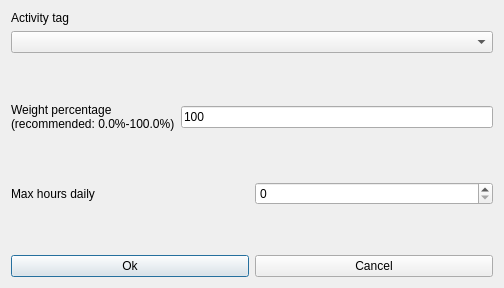
Before: the Qt Designer form fet/src/interface/modifyconstraintteachersactivitytagmaxhoursdailyrealdaysform_template.ui in vonmecheln/fet, drawn with Qt 5.
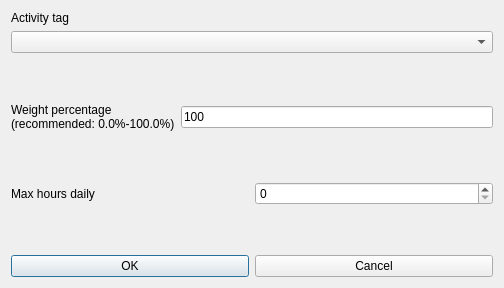
After: the same form once the commit is applied.

Diff of the .ui file:
```diff
--- a/fet/src/interface/modifyconstraintteachersactivitytagmaxhoursdailyrealdaysform_template.ui
+++ b/fet/src/interface/modifyconstraintteachersactivitytagmaxhoursdailyrealdaysform_template.ui
@@ -145,7 +145,7 @@
      <item>
       <widget class="QPushButton" name="okPushButton">
        <property name="text">
-        <string>Ok</string>
+        <string>OK</string>
        </property>
       </widget>
      </item>
```
